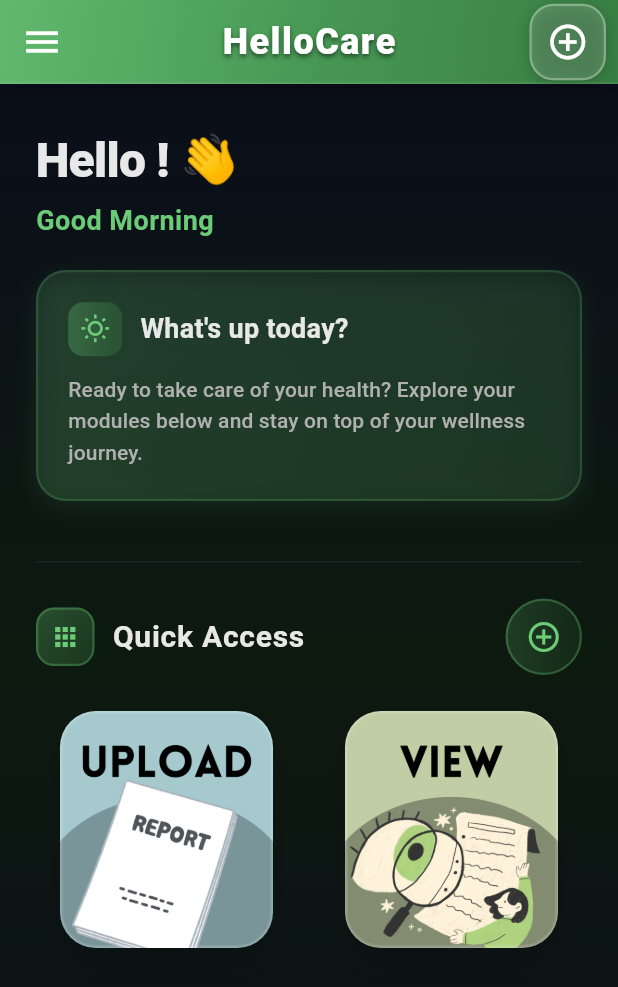
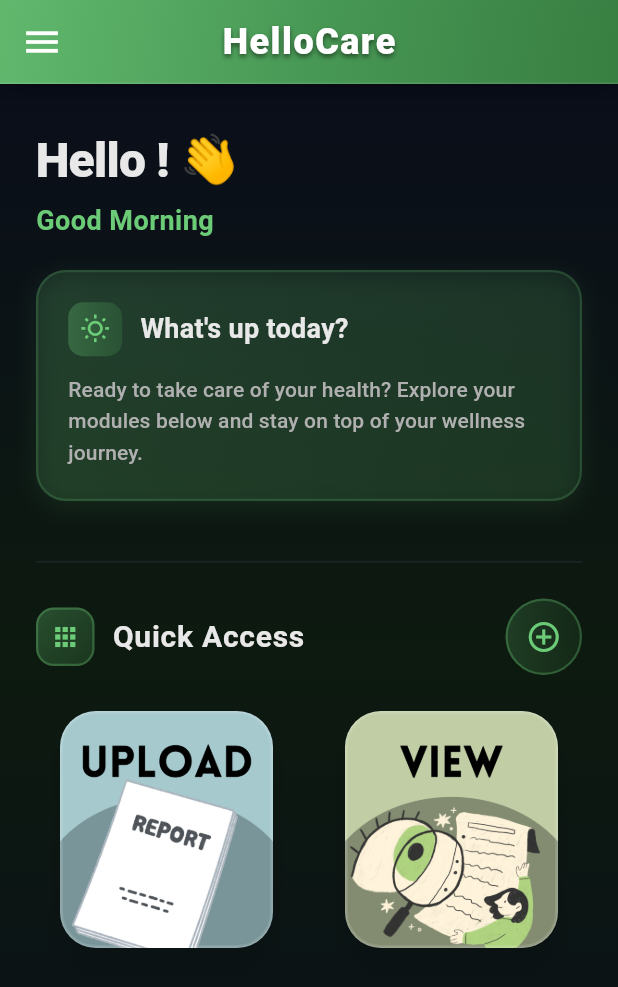
Before and after one commit to np0s/HelloCare, a Flutter app: the PatientMainPage screen opened by its route, on a phone screen of 412 x 824 dp. Shown: the top 987 px of the screen. Run offline on Flutter 3.47's test engine with Material 3 defaults, Android fonts, the phone set to English and light mode, and no system bars; our stand-ins replace cloud_firestore, dio, file_picker, firebase_auth, firebase_core, go_router and 3 more; missing offline and left inert: mobile_scanner, pdfx; accounts and stored records are empty.

Commit message:
removed plus

```diff
--- a/lib/screens/patient/main_page.dart
+++ b/lib/screens/patient/main_page.dart
@@ -122,31 +122,6 @@ class _PatientMainPageState extends State<PatientMainPage> {
             letterSpacing: 1.0,
           ),
         ),
-        actions: [
-          Container(
-            margin: const EdgeInsets.only(right: 8),
-            decoration: BoxDecoration(
-              color: AppTheme.white.withOpacity(0.15),
-              borderRadius: BorderRadius.circular(16),
-              border: Border.all(
-                color: AppTheme.white.withOpacity(0.3),
-                width: 1.5,
-              ),
-              boxShadow: [
-                BoxShadow(
-                  color: Colors.black.withOpacity(0.2),
-                  blurRadius: 8,
-                  offset: Offset(0, 2),
-                ),
-              ],
-            ),
-            child: IconButton(
-              icon: const Icon(Icons.add_circle_outline),
-              onPressed: () => _showAddModuleDialog(context, moduleProvider),
-              tooltip: 'Add Module',
-            ),
-          ),
-        ],
       ),
       drawer: _buildDrawer(context, moduleProvider, userProvider),
       body: Container(
```
